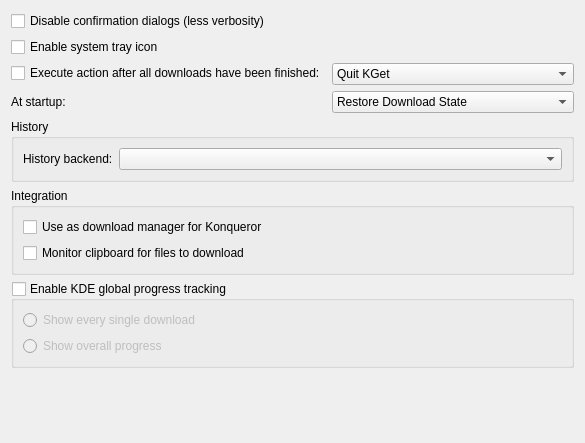
Above: conf/dlgadvanced.ui from KDE/kget before the change. Below: the same form after it.
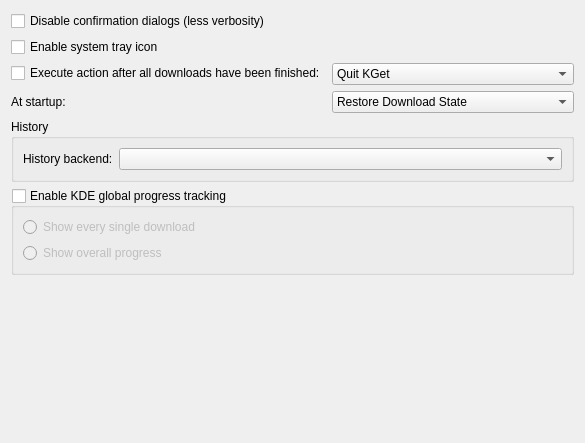
That is the form after the change. Custom widgets are drawn as their Qt base class.

Commit message: Adds a combined whitelist and blacklist to the monitor clipboard feature and also makes that list editable. The order of the items defines their prioirty.

What changed in the file:
```diff
--- a/conf/dlgadvanced.ui
+++ b/conf/dlgadvanced.ui
@@ -90,31 +90,8 @@
     </widget>
    </item>
    <item>
-    <widget class="QGroupBox" name="groupBox4" >
-     <property name="title" >
-      <string>Integration</string>
-     </property>
-     <layout class="QVBoxLayout" >
-      <item>
-       <widget class="QCheckBox" name="kcfg_KonquerorIntegration" >
-        <property name="text" >
-         <string>Use as download manager for Konqueror</string>
-        </property>
-       </widget>
-      </item>
-      <item>
-       <widget class="QCheckBox" name="kcfg_AutoPaste" >
-        <property name="text" >
-         <string>Monitor clipboard for files to download</string>
-        </property>
-       </widget>
-      </item>
-     </layout>
-    </widget>
-   </item>
-   <item>
-    <widget class="QGroupBox" name="kcfg_EnableKUIServerIntegration" >
-     <property name="title" >
+    <widget class="QGroupBox" name="kcfg_EnableKUIServerIntegration">
+     <property name="title">
       <string>Enable KDE global progress tracking</string>
      </property>
      <property name="checkable" >
@@ -123,17 +100,17 @@
      <property name="checked" >
       <bool>false</bool>
      </property>
-     <layout class="QVBoxLayout" >
+     <layout class="QVBoxLayout">
       <item>
-       <widget class="QRadioButton" name="kcfg_ExportSingleTransfer" >
-        <property name="text" >
+       <widget class="QRadioButton" name="kcfg_ExportSingleTransfer">
+        <property name="text">
          <string>Show every single download </string>
         </property>
        </widget>
       </item>
       <item>
-       <widget class="QRadioButton" name="kcfg_ExportGlobalJob" >
-        <property name="text" >
+       <widget class="QRadioButton" name="kcfg_ExportGlobalJob">
+        <property name="text">
          <string>Show overall progress</string>
         </property>
        </widget>
```
Left out of the diff: 75 changed lines with no effect on the pictures. The commit also changes 9 other files.
